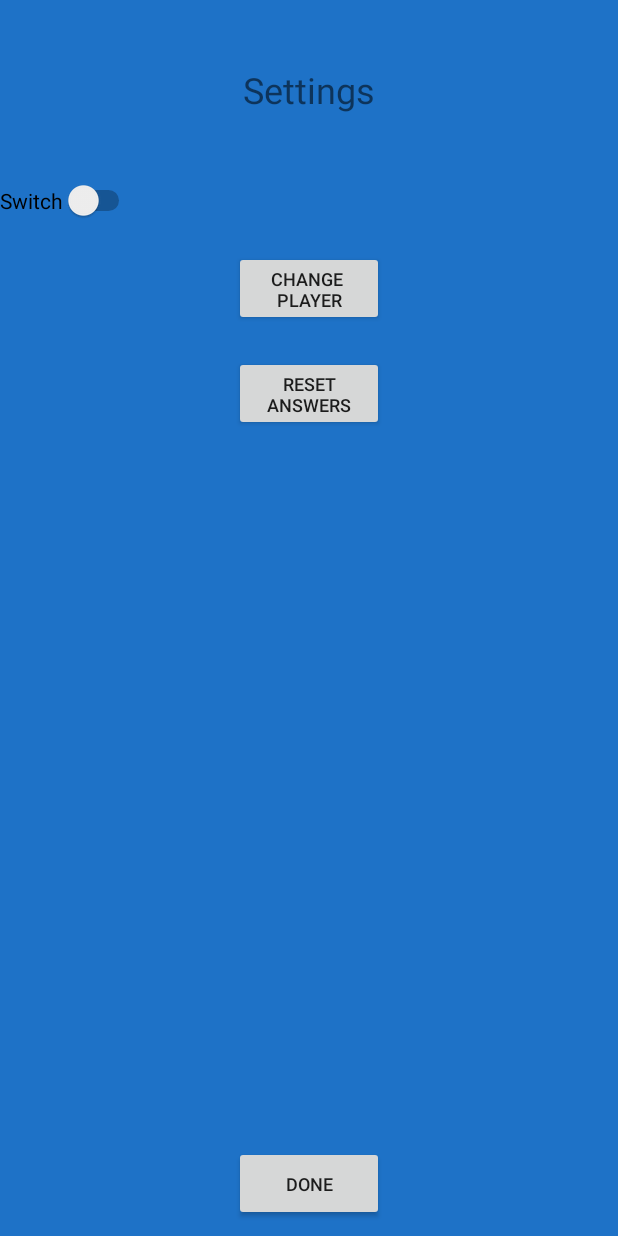
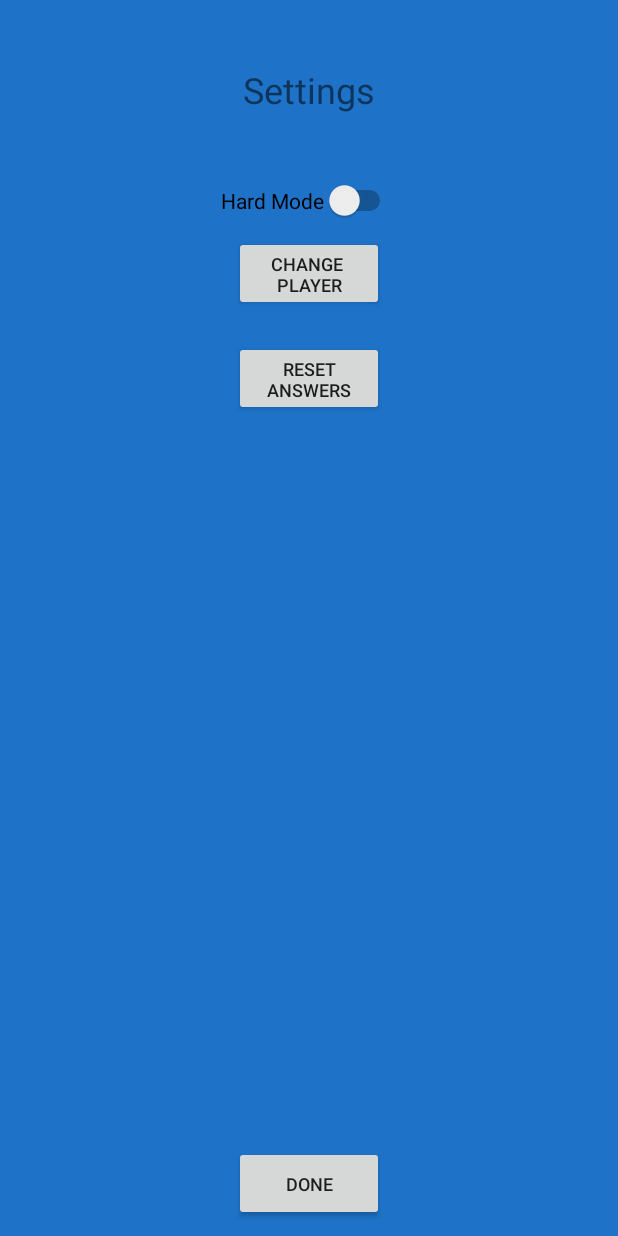
Before and after one commit to alexmarash/Kwordle, an Android app: the layout settings_popup.xml on its own in the app's theme, with its tools: preview values and no code run, on a phone screen of 412 x 824 dp. Run offline under Robolectric (Android 15) with nearby library versions, the phone set to English and light mode, and no system bars.

Commit message:
Newplayer working, hard woirking, reset words working, current streak working

```diff
--- a/Kwordle/app/src/main/java/com/example/kwordle/Opening.java
+++ b/Kwordle/app/src/main/java/com/example/kwordle/Opening.java
@@ -20,7 +20,7 @@ public class Opening extends AppCompatActivity implements AdapterView.OnItemSele
     public static ArchiveHandler archiveHandler;
     public String[] thesePlayers;
     public static String currentPlayer;
-    public static Boolean hardMode;
+    public static Boolean hardMode = true;
     public static PlayedGameModal playedGameModal;
 
     @Override
--- a/Kwordle/app/src/main/res/layout/settings_popup.xml
+++ b/Kwordle/app/src/main/res/layout/settings_popup.xml
@@ -20,22 +20,28 @@
         android:textSize="24sp" />
 
 
-
-    <Switch
-        android:id="@+id/hardSwitch"
+    <FrameLayout
+        android:id="@+id/hardSwitchLayout"
         android:layout_width="wrap_content"
         android:layout_height="wrap_content"
-        android:text="Switch"
+        android:layout_centerHorizontal="true"
         android:layout_below="@id/settingsTitle"
-        android:layout_gravity="center"
-        android:layout_marginTop="10dp"
-        android:layout_marginBottom="10dp"/>
+        android:layout_gravity="center">
+
+        <Switch
+            android:id="@+id/hardSwitch"
+            android:layout_width="wrap_content"
+            android:layout_height="wrap_content"
+            android:text="Hard Mode"
+            android:layout_marginTop="10dp" />
+    </FrameLayout>
+
 
     <Button
         android:id="@+id/changePlayer"
         android:layout_width="100dp"
         android:layout_height="50dp"
-        android:layout_below="@id/hardSwitch"
+        android:layout_below="@id/hardSwitchLayout"
         android:layout_centerHorizontal="true"
         android:layout_gravity="center"
         android:layout_marginTop="10dp"
```
Also changed, not shown: Kwordle/app/src/main/java/com/example/kwordle/ArchiveHandler.java (+16 -0 lines), Kwordle/app/src/main/java/com/example/kwordle/FiveLetterBoard.java (+7 -1 lines), Kwordle/app/src/main/java/com/example/kwordle/Settings.java (+11 -2 lines).
